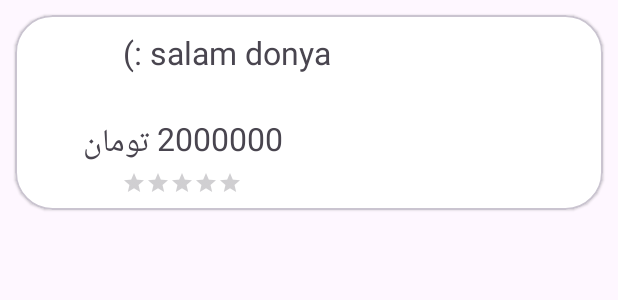
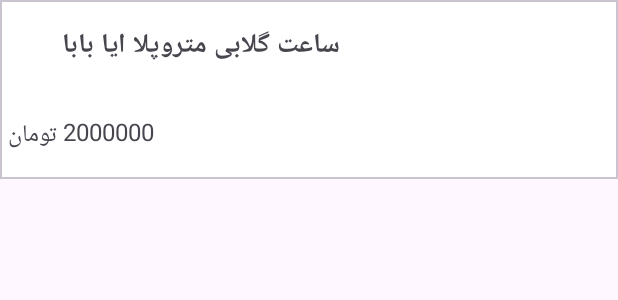
Before and after one commit to pooriadarvishi/one-store, an Android app: the layout product_item.xml on its own in the app's theme, with its tools: preview values and no code run, on a phone screen of 412 x 824 dp. Shown: the top 300 px of the screen. Run offline under Robolectric (Android 15) with nearby library versions, the phone set to English and light mode, and no system bars; network calls fail.

Commit message:
refactor productItem beautiful

```diff
--- a/feature/products/src/main/res/layout/product_item.xml
+++ b/feature/products/src/main/res/layout/product_item.xml
@@ -9,69 +9,69 @@
 
     <com.google.android.material.card.MaterialCardView
         android:layout_width="match_parent"
-        android:layout_height="130dp"
-        android:layout_margin="10dp"
+        android:layout_height="wrap_content"
         app:cardBackgroundColor="#FFFFFF"
-        app:cardCornerRadius="25dp"
-        app:cardElevation="@dimen/cardview_compat_inset_shadow">
+        app:cardCornerRadius="0dp">
 
         <androidx.constraintlayout.widget.ConstraintLayout
             android:layout_width="match_parent"
-            android:layout_height="match_parent"
-            android:layout_gravity="center_horizontal|center_vertical">
+            android:layout_height="match_parent">
 
             <com.google.android.material.imageview.ShapeableImageView
                 android:id="@+id/imageView_adapter"
                 android:layout_width="170dp"
-                android:layout_height="match_parent"
+                android:layout_height="100dp"
                 android:padding="10dp"
-                android:scaleType="centerCrop"
+                android:scaleType="centerInside"
                 app:layout_constraintBottom_toBottomOf="parent"
                 app:layout_constraintEnd_toEndOf="parent"
                 app:layout_constraintTop_toTopOf="parent" />
 
+            <LinearLayout
+                android:layout_width="0dp"
+                android:layout_height="wrap_content"
+                android:gravity="end"
+                android:orientation="vertical"
+                app:layout_constraintBottom_toBottomOf="parent"
+                app:layout_constraintEnd_toStartOf="@+id/imageView_adapter"
+                app:layout_constraintStart_toStartOf="parent"
+                app:layout_constraintTop_toTopOf="parent">
+
                 <TextView
                     android:id="@+id/tv_adapter"
-                android:layout_width="0dp"
+                    android:layout_width="wrap_content"
                     android:layout_height="wrap_content"
-                android:layout_marginTop="5dp"
-                android:layout_marginEnd="6dp"
-                android:maxLines="2"
+                    android:layout_margin="10dp"
                     android:padding="5dp"
-                android:text="salam donya :)"
+                    android:text="ساعت گلابی متروپلا ایا بابا "
                     android:textDirection="rtl"
-                android:textSize="21sp"
+                    android:textSize="18sp"
+                    android:textStyle="bold"
                     app:layout_constraintEnd_toStartOf="@+id/imageView_adapter"
                     app:layout_constraintStart_toStartOf="parent"
                     app:layout_constraintTop_toTopOf="parent"
                     tools:ignore="MissingConstraints,RtlSymmetry" />
 
 
+
+
                 <TextView
                     android:id="@+id/tv_price"
-                android:layout_width="0dp"
+                    android:layout_width="match_parent"
                     android:layout_height="wrap_content"
-                android:layout_marginStart="8dp"
-                android:gravity="center"
-                android:paddingEnd="5dp"
+                    android:layout_marginTop="10dp"
+                    android:layout_marginBottom="10dp"
+                    android:gravity="end"
+                    android:padding="5dp"
                     android:text="2000000 تومان"
-                android:textDirection="rtl"
-                android:textSize="21sp"
-
+                    android:textSize="16sp"
                     app:layout_constraintBottom_toTopOf="@+id/ratingBar"
                     app:layout_constraintEnd_toStartOf="@+id/imageView_adapter"
                     app:layout_constraintStart_toStartOf="parent"
                     tools:ignore="MissingConstraints" />
 
-            <RatingBar
-                android:id="@+id/ratingBar"
-                style="@style/Widget.AppCompat.RatingBar.Small"
-                android:layout_width="wrap_content"
-                android:layout_height="wrap_content"
-                android:layout_marginBottom="10dp"
-                app:layout_constraintBottom_toBottomOf="parent"
-                app:layout_constraintEnd_toStartOf="@+id/imageView_adapter"
-                app:layout_constraintStart_toStartOf="parent" />
+            </LinearLayout>
+
 
         </androidx.constraintlayout.widget.ConstraintLayout>
 
```
Lines whose indentation alone changed are shown as unchanged.
